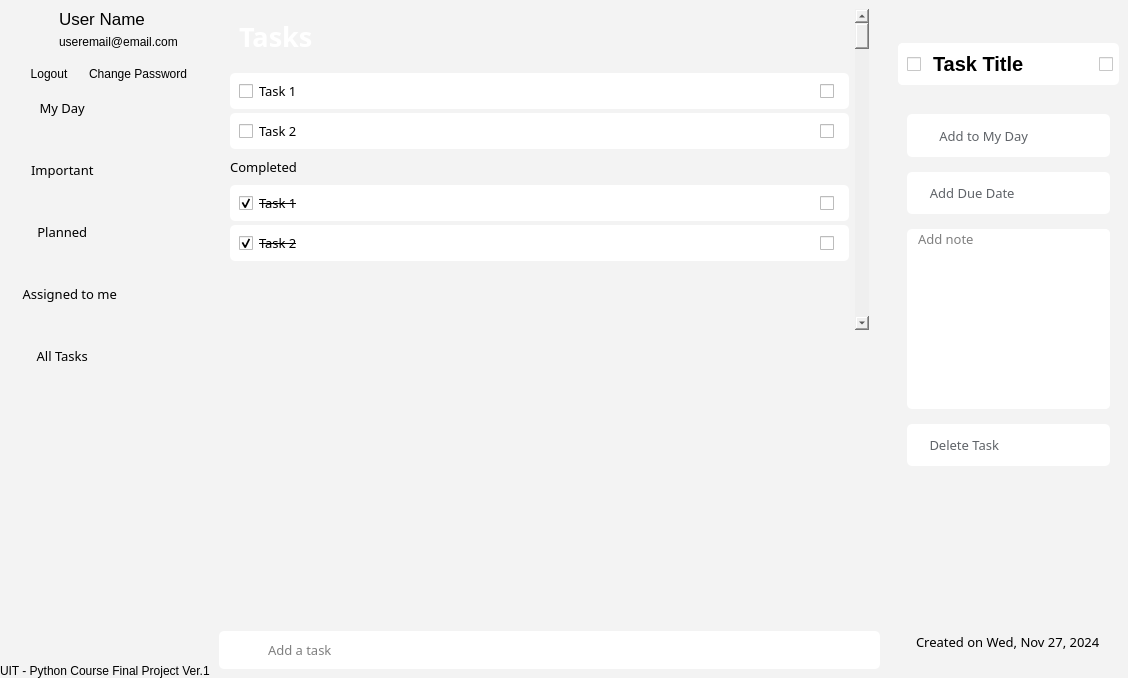
AgentMajin/taskify, file ui/ui-design.ui: the form before one commit.
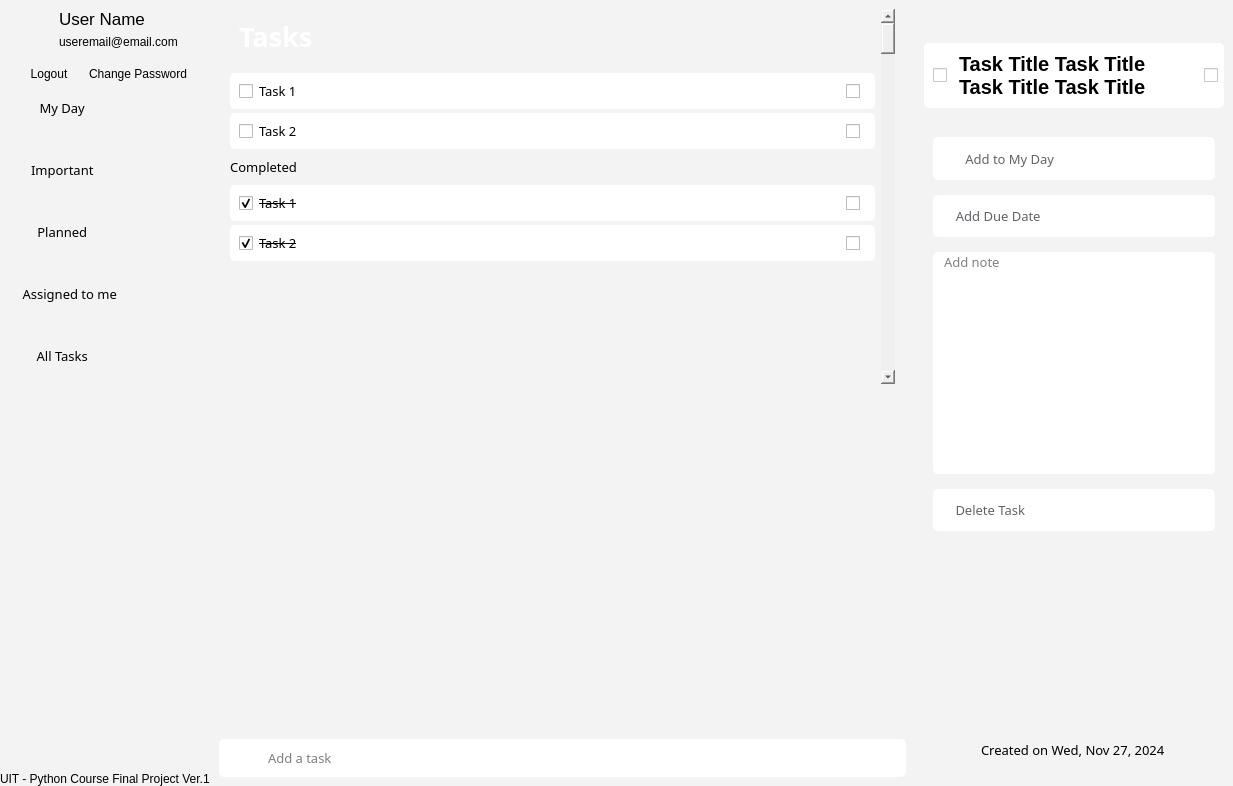
The form after the commit. Icons and pictures are not drawn.

Patch:
```diff
--- a/ui/ui-design.ui
+++ b/ui/ui-design.ui
@@ -6,8 +6,8 @@
    <rect>
     <x>0</x>
     <y>0</y>
-    <width>1128</width>
-    <height>678</height>
+    <width>1233</width>
+    <height>786</height>
    </rect>
   </property>
   <property name="sizePolicy">
@@ -3532,7 +3532,7 @@
              <item>
               <widget class="QLabel" name="task_title_2">
                <property name="sizePolicy">
-                <sizepolicy hsizetype="Preferred" vsizetype="Fixed">
+                <sizepolicy hsizetype="Preferred" vsizetype="Minimum">
                  <horstretch>0</horstretch>
                  <verstretch>0</verstretch>
                 </sizepolicy>
@@ -3546,7 +3546,10 @@
                 </font>
                </property>
                <property name="text">
-                <string>Task Title</string>
+                <string>Task Title Task Title Task Title Task Title</string>
+               </property>
+               <property name="wordWrap">
+                <bool>true</bool>
                </property>
               </widget>
              </item>
```
Left out of the diff: 3 changed lines with no effect on the pictures.
